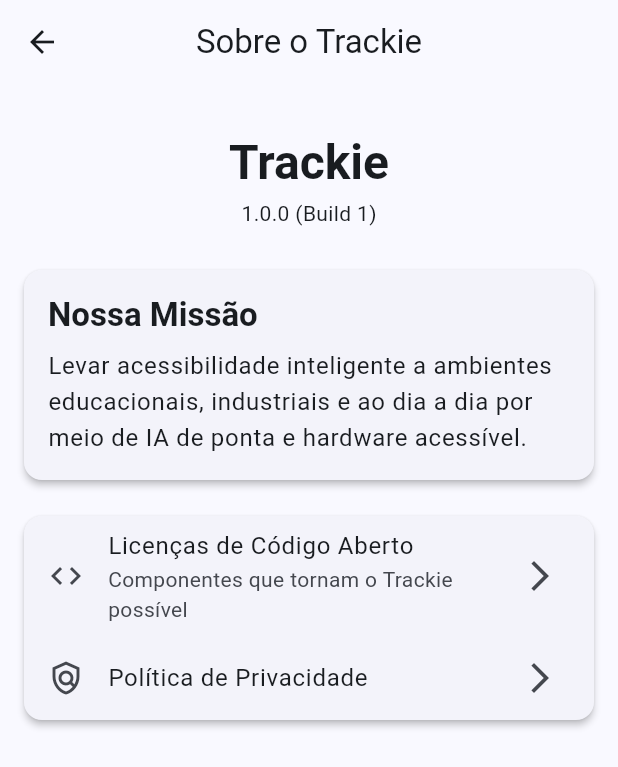
After one commit to TrackieWay-OSS/TrackieWay-APP, a Flutter app: the AboutPage screen opened directly, on a phone screen of 412 x 824 dp. The commit adds this screen. Shown: the top 767 px of the screen. Run offline on Flutter 3.47's test engine with Material 3 defaults, Android fonts, the phone set to English and light mode, and no system bars; our stand-ins replace equatable, flutter_bloc.

Commit message:
feat: add about option to settings page

```diff
--- /dev/null
+++ b/lib/features/settings/presentation/pages/about_page.dart
@@ -0,0 +1,86 @@
+
+import 'package:flutter/material.dart';
+
+class AboutPage extends StatelessWidget {
+  const AboutPage({super.key});
+
+  @override
+  Widget build(BuildContext context) {
+    // Idealmente, esta informação viria do pubspec.yaml dinamicamente.
+    const appVersion = '1.0.0 (Build 1)';
+    final theme = Theme.of(context);
+
+    return Scaffold(
+      appBar: AppBar(
+        title: const Text('Sobre o Trackie'),
+        centerTitle: true,
+      ),
+      body: ListView(
+        padding: const EdgeInsets.all(16.0),
+        children: [
+          Center(
+            child: Column(
+              children: [
+                // Adicione o seu logo aqui se tiver um
+                // Image.asset('assets/logo.png', height: 80),
+                const SizedBox(height: 16),
+                Text(
+                  'Trackie',
+                  style: theme.textTheme.headlineLarge
+                      ?.copyWith(fontWeight: FontWeight.bold),
+                ),
+                const SizedBox(height: 4),
+                const Text(appVersion),
+              ],
+            ),
+          ),
+          const SizedBox(height: 24),
+          Card(
+            child: Padding(
+              padding: const EdgeInsets.all(16.0),
+              child: Column(
+                crossAxisAlignment: CrossAxisAlignment.start,
+                children: [
+                  Text(
+                    'Nossa Missão',
+                    style: theme.textTheme.titleLarge
+                        ?.copyWith(fontWeight: FontWeight.bold),
+                  ),
+                  const SizedBox(height: 8),
+                  Text(
+                    'Levar acessibilidade inteligente a ambientes educacionais, industriais e ao dia a dia por meio de IA de ponta e hardware acessível.',
+                    style: theme.textTheme.bodyLarge,
+                  ),
+                ],
+              ),
+            ),
+          ),
+          const SizedBox(height: 16),
+          Card(
+            child: Column(
+              children: [
+                ListTile(
+                  leading: const Icon(Icons.code),
+                  title: const Text('Licenças de Código Aberto'),
+                  subtitle: const Text('Componentes que tornam o Trackie possível'),
+                  trailing: const Icon(Icons.arrow_forward_ios),
+                  onTap: () {
+                    showLicensePage(context: context);
+                  },
+                ),
+                ListTile(
+                  leading: const Icon(Icons.policy_outlined),
+                  title: const Text('Política de Privacidade'),
+                  trailing: const Icon(Icons.arrow_forward_ios),
+                  onTap: () {
+                    // Adicionar navegação para a política de privacidade
+                  },
+                ),
+              ],
+            ),
+          ),
+        ],
+      ),
+    );
+  }
+}
```
Also changed, not shown: lib/features/installer/presentation/pages/accessibility_settings_page.dart (+102 -98 lines), lib/features/settings/presentation/bloc/settings_cubit.dart (added, +20 -0 lines), lib/main.dart (+11 -9 lines).
